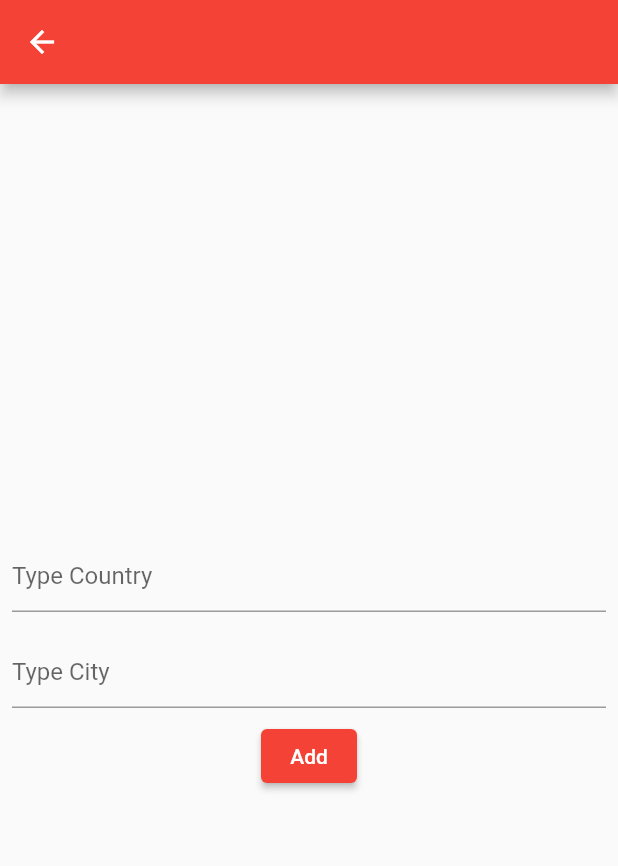
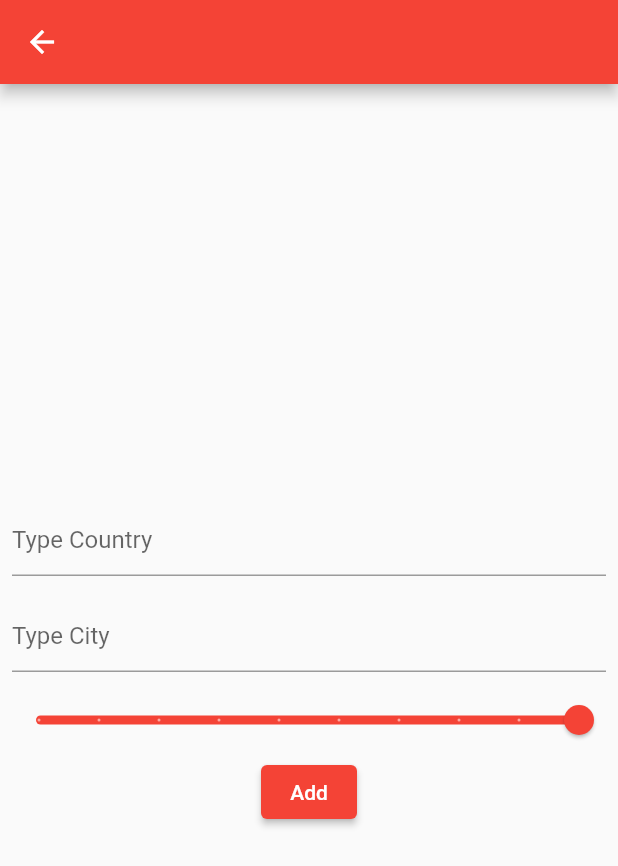
Before and after one commit to Fszymczuk/destination_rank, a Flutter app: the AddRecordPaqeContent screen opened directly, after a tap on "Add", on a phone screen of 412 x 824 dp. Shown: the top 866 px of the screen. Run offline on Flutter 3.47's test engine with Material 2 defaults, Android fonts, the phone set to English and light mode, and no system bars; our stand-ins replace cloud_firestore, firebase_auth, firebase_core; missing offline and left inert: flutterfire_ui; accounts and stored records are empty.

Commit message:
add orderBy button

```diff
--- a/lib/features/home/pages/add_record/add_record_paqe_content.dart
+++ b/lib/features/home/pages/add_record/add_record_paqe_content.dart
@@ -13,6 +13,7 @@ class AddRecordPaqeContent extends StatefulWidget {
 class _AddRecordPaqeContentState extends State<AddRecordPaqeContent> {
   var countryName = '';
   var cityName = '';
+  var rank = 10.0;
   @override
   Widget build(BuildContext context) {
     return Scaffold(
@@ -42,15 +43,26 @@ class _AddRecordPaqeContentState extends State<AddRecordPaqeContent> {
               decoration: const InputDecoration(hintText: 'Type City'),
             ),
           ),
+          Slider(
+              label: rank.toString(),
+              divisions: 9,
+              min: 1.0,
+              max: 10.0,
+              value: rank,
+              onChanged: ((newValue) {
+                setState(() {
+                  rank = newValue;
+                });
+              })),
           ElevatedButton(
               onPressed: (() {
                 FirebaseFirestore.instance.collection('records').add({
                   'country': countryName,
                   'city': cityName,
-                  'rank': 10.0,
+                  'rank': rank,
                 });
               }),
-              child: Text('Add'))
+              child: const Text('Add'))
         ],
       ),
     );
--- a/lib/features/home/pages/record/record_paqe_content.dart
+++ b/lib/features/home/pages/record/record_paqe_content.dart
@@ -9,7 +9,10 @@ class RecordPaqeContent extends StatelessWidget {
   @override
   Widget build(BuildContext context) {
     return StreamBuilder<QuerySnapshot>(
-        stream: FirebaseFirestore.instance.collection("records").snapshots(),
+        stream: FirebaseFirestore.instance
+            .collection("records")
+            .orderBy('rank', descending: true)
+            .snapshots(),
         builder: (context, snapshot) {
           if (snapshot.hasError) {
             return const Text('Error');
@@ -21,8 +24,11 @@ class RecordPaqeContent extends StatelessWidget {
 
           return ListView(
             children: [
+              ElevatedButton(onPressed: () {}, child: Text('SortBy')),
               for (final document in documents) ...[
-                Container(
+                Padding(
+                  padding: const EdgeInsets.all(8.0),
+                  child: Container(
                     color: Colors.pink,
                     child: Padding(
                       padding: const EdgeInsets.all(28.0),
@@ -39,6 +45,7 @@ class RecordPaqeContent extends StatelessWidget {
                         ],
                       ),
                     ),
+                  ),
                 )
               ],
             ],
```
Lines whose indentation alone changed are shown as unchanged.
